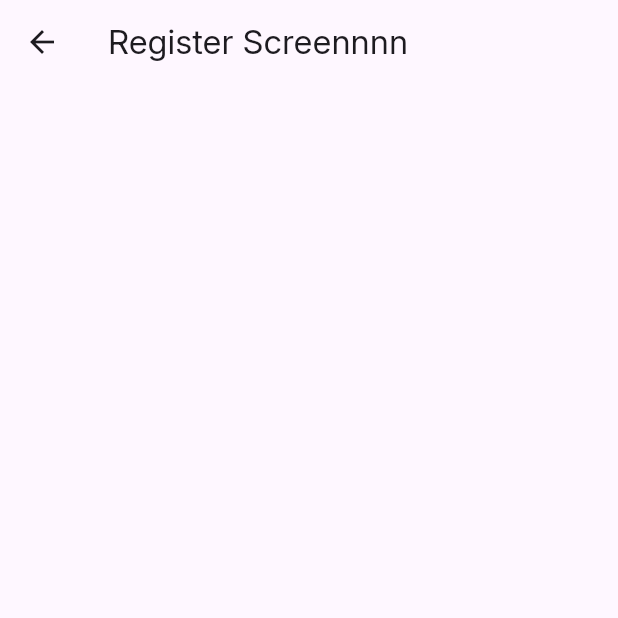
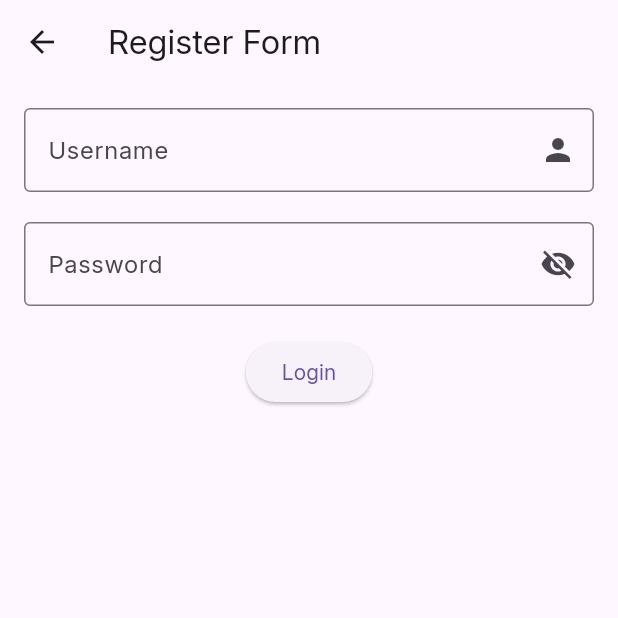
Before and after one commit to abdillahfaiz/slicing1, a Flutter app: the RegisterScreen screen opened directly, on a phone screen of 412 x 824 dp, the top half of it. Run offline on Flutter 3.47's test engine with Material 3 defaults, Android fonts, the phone set to English and light mode, and no system bars; network calls fail; statements that could not run were skipped.

Commit message:
feat: register, product list, counter

```diff
--- a/lib/detail_product.dart
+++ b/lib/detail_product.dart
@@ -23,7 +23,7 @@ class DetailProduct extends StatelessWidget {
             crossAxisAlignment: CrossAxisAlignment.start,
             children: [
               Image.network(
-                  'https://images-cdn.ubuy.co.id/6500db1bdb76d0072f4a0b53-apple-watch-series-6-gps-40mm-gold.jpg'),
+                  'https://upload.wikimedia.org/wikipedia/commons/0/0f/Idn_boarding_school_logo_%282020%29.png'),
               Text(
                 "Apple Watch Series 6",
                 style: TextStyle(
--- a/lib/main.dart
+++ b/lib/main.dart
@@ -1,5 +1,8 @@
+import 'package:basic_widget/counter_screen.dart';
 import 'package:basic_widget/detail_product.dart';
+import 'package:basic_widget/register_screen.dart';
 import 'package:flutter/material.dart';
+import 'product_list.dart';
 
 void main() {
   runApp(const MyApp());
@@ -13,7 +16,7 @@ class MyApp extends StatelessWidget {
     return MaterialApp(
       theme: ThemeData(fontFamily: 'Inter'),
       debugShowCheckedModeBanner: false,
-      home: DetailProduct(),
+      home: CounterScreen(),
     );
   }
 }
--- a/lib/register_screen.dart
+++ b/lib/register_screen.dart
@@ -1,13 +1,73 @@
 import 'package:flutter/material.dart';
 
-class RegisterScreen extends StatelessWidget {
+class RegisterScreen extends StatefulWidget {
   const RegisterScreen({super.key});
+
+  @override
+  State<RegisterScreen> createState() => _RegisterScreenState();
+}
+
+class _RegisterScreenState extends State<RegisterScreen> {
+  final usernameController = TextEditingController();
+
+  final passwordController = TextEditingController();
+
+  bool isObscure = true;
 
   @override
   Widget build(BuildContext context) {
     return Scaffold(
       appBar: AppBar(
-        title: Text('Register Screennnn'),
+        title: Text('Register Form'),
+      ),
+      body: Padding(
+        padding: const EdgeInsets.all(16.0),
+        child: Column(
+          spacing: 20,
+          children: [
+            TextField(
+              controller: usernameController,
+              decoration: InputDecoration(
+                label: Text("Username"),
+                hintText: "Masukkan Username Kamu",
+                border: OutlineInputBorder(),
+                suffixIcon: Icon(Icons.person),
+              ),
+            ),
+            TextField(
+              controller: passwordController,
+              obscureText: isObscure,
+              decoration: InputDecoration(
+                label: Text("Password"),
+                hintText: "Masukkan Passwoord Kamu",
+                border: OutlineInputBorder(),
+                suffixIcon: IconButton(
+                  onPressed: () {
+                    if (isObscure == true) {
+                      setState(() {
+                        isObscure = false;
+                      });
+                    } else {
+                      setState(() {
+                        isObscure = true;
+                      });
+                    }
+                  },
+                  icon: Icon(isObscure == false
+                      ? Icons.visibility
+                      : Icons.visibility_off),
+                ),
+              ),
+            ),
+            ElevatedButton(
+              onPressed: () {
+                print("Username : ${usernameController.text}");
+                print("Password : ${passwordController.text}");
+              },
+              child: Text("Login"),
+            )
+          ],
+        ),
       ),
     );
   }
```
Also changed, not shown: lib/counter_screen.dart (added, +40 -0 lines), lib/product_list.dart (added, +71 -0 lines).
